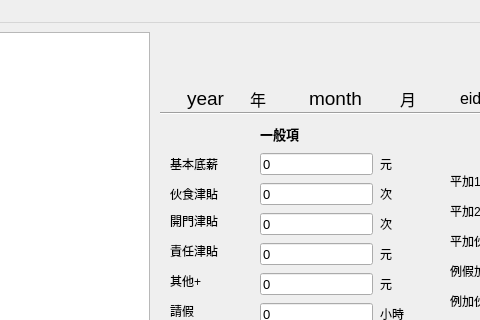
First picture: the form in salaryapp/resources/mainview.ui, repository YanchengX/Projectone, before the edit; both pictures show x 390 to 870 and y 0 to 320 of the 1088 by 830 pixel window.
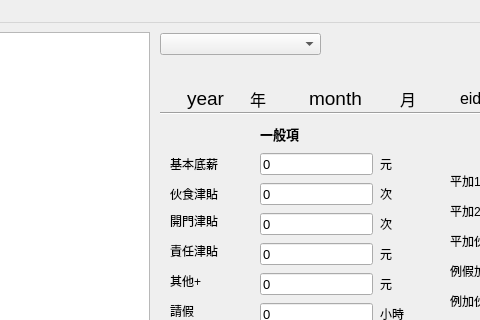
Second picture: the form after the edit.

The edit to the form file:
```diff
--- a/salaryapp/resources/mainview.ui
+++ b/salaryapp/resources/mainview.ui
@@ -1704,6 +1704,16 @@
       <enum>Qt::Horizontal</enum>
      </property>
     </widget>
+    <widget class="QComboBox" name="comboBox">
+     <property name="geometry">
+      <rect>
+       <x>0</x>
+       <y>0</y>
+       <width>161</width>
+       <height>22</height>
+      </rect>
+     </property>
+    </widget>
    </widget>
   </widget>
   <widget class="QMenuBar" name="menubar">
```
